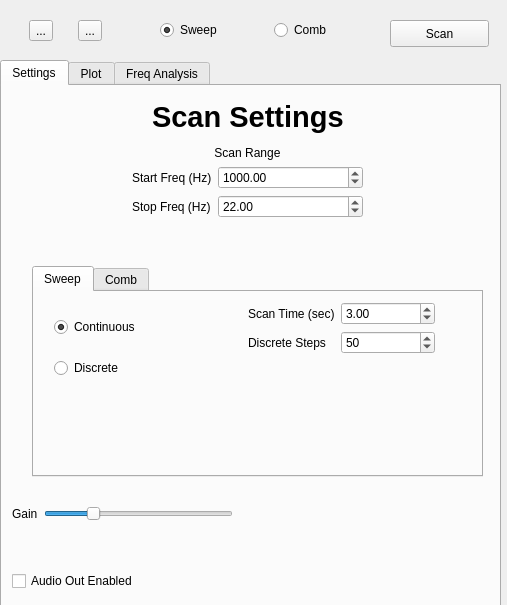
Old version of the form gui.ui in the repository jaymz07/frequencyScanner.
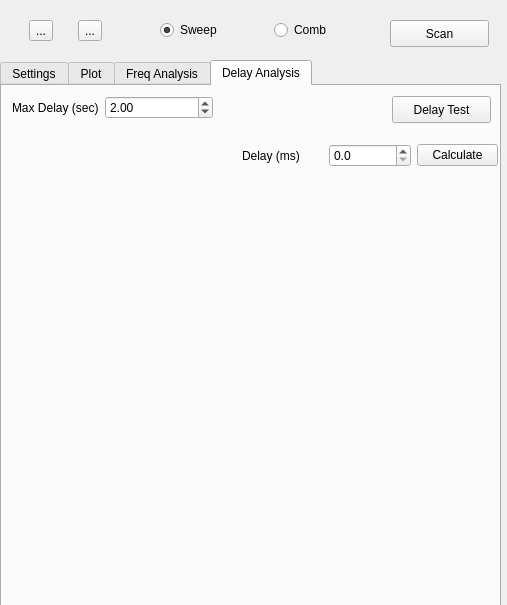
New version of the form. The open tabs and pages were chosen to show the change. Icons and pictures are not drawn.

Commit message: Added ability to compensate for delay between output signal and input signal

```diff
--- a/gui.ui
+++ b/gui.ui
@@ -545,6 +545,100 @@
      </property>
     </widget>
    </widget>
+   <widget class="QWidget" name="tab_6">
+    <attribute name="title">
+     <string>Delay Analysis</string>
+    </attribute>
+    <widget class="QWidget" name="verticalLayoutWidget_4">
+     <property name="geometry">
+      <rect>
+       <x>-1</x>
+       <y>89</y>
+       <width>501</width>
+       <height>431</height>
+      </rect>
+     </property>
+     <layout class="QVBoxLayout" name="delay_plotLayout"/>
+    </widget>
+    <widget class="QWidget" name="formLayoutWidget_3">
+     <property name="geometry">
+      <rect>
+       <x>10</x>
+       <y>10</y>
+       <width>201</width>
+       <height>81</height>
+      </rect>
+     </property>
+     <layout class="QFormLayout" name="formLayout_6">
+      <item row="0" column="1">
+       <widget class="QDoubleSpinBox" name="maxDelay_box">
+        <property name="minimum">
+         <double>0.000000000000000</double>
+        </property>
+        <property name="value">
+         <double>2.000000000000000</double>
+        </property>
+       </widget>
+      </item>
+      <item row="0" column="0">
+       <widget class="QLabel" name="label_11">
+        <property name="text">
+         <string>Max Delay (sec)</string>
+        </property>
+       </widget>
+      </item>
+     </layout>
+    </widget>
+    <widget class="QPushButton" name="delayTestButton">
+     <property name="geometry">
+      <rect>
+       <x>390</x>
+       <y>10</y>
+       <width>99</width>
+       <height>27</height>
+      </rect>
+     </property>
+     <property name="text">
+      <string>Delay Test</string>
+     </property>
+    </widget>
+    <widget class="QWidget" name="gridLayoutWidget_2">
+     <property name="geometry">
+      <rect>
+       <x>240</x>
+       <y>30</y>
+       <width>256</width>
+       <height>80</height>
+      </rect>
+     </property>
+     <layout class="QGridLayout" name="gridLayout_2">
+      <item row="1" column="0">
+       <widget class="QLabel" name="label_12">
+        <property name="text">
+         <string>Delay (ms)</string>
+        </property>
+       </widget>
+      </item>
+      <item row="1" column="1">
+       <widget class="QDoubleSpinBox" name="delay_box">
+        <property name="decimals">
+         <number>1</number>
+        </property>
+        <property name="maximum">
+         <double>10000.000000000000000</double>
+        </property>
+       </widget>
+      </item>
+      <item row="1" column="2">
+       <widget class="QPushButton" name="pushButton">
+        <property name="text">
+         <string>Calculate</string>
+        </property>
+       </widget>
+      </item>
+     </layout>
+    </widget>
+   </widget>
   </widget>
   <widget class="QPushButton" name="scanButton">
    <property name="geometry">
```
Left out of the diff: 2 changed lines with no effect on the pictures. The commit also changes 2 other files.
